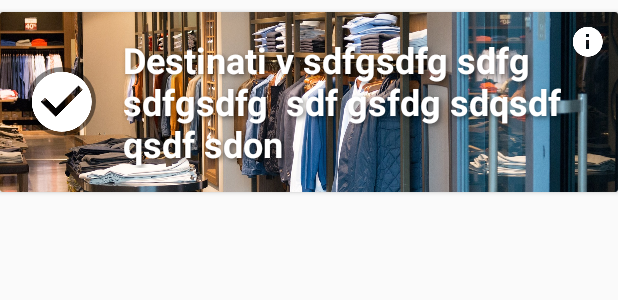
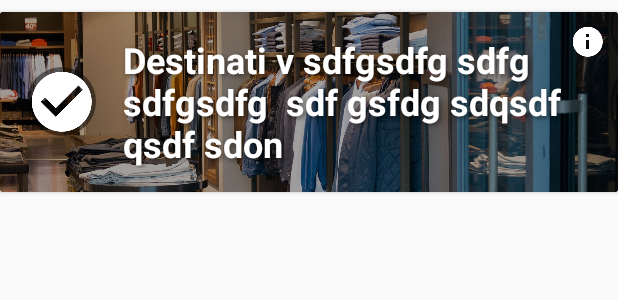
Before and after one commit to MatejVukosav/sw-shakeMyTours-android, an Android app: the layout travel_list_item.xml on its own in the app's theme, with its tools: preview values and no code run, on a phone screen of 412 x 824 dp. Shown: the top 300 px of the screen. Run offline under Robolectric (Android 15) with nearby library versions, the phone set to English and light mode, and no system bars.

Commit message:
re add shadow on image

```diff
--- a/app/src/main/res/layout/travel_list_item.xml
+++ b/app/src/main/res/layout/travel_list_item.xml
@@ -42,6 +42,10 @@
                 tools:src="@drawable/shop"
                 tools:visibility="visible" />
 
+            <LinearLayout
+                android:layout_width="match_parent"
+                android:layout_height="match_parent"
+                android:background="@color/text_shadow_2" />
 
             <ImageView
                 android:id="@+id/travel_list_item_info"
--- a/app/src/main/res/values/colors.xml
+++ b/app/src/main/res/values/colors.xml
@@ -15,6 +15,7 @@
     <color name="white_light">#80ffffff</color>
 
     <color name="text_shadow">#7F000000</color>
+    <color name="text_shadow_2">#5F000000</color>
 
 
     <color name="windowBackgroundColor">#FAFAFA</color>
```
